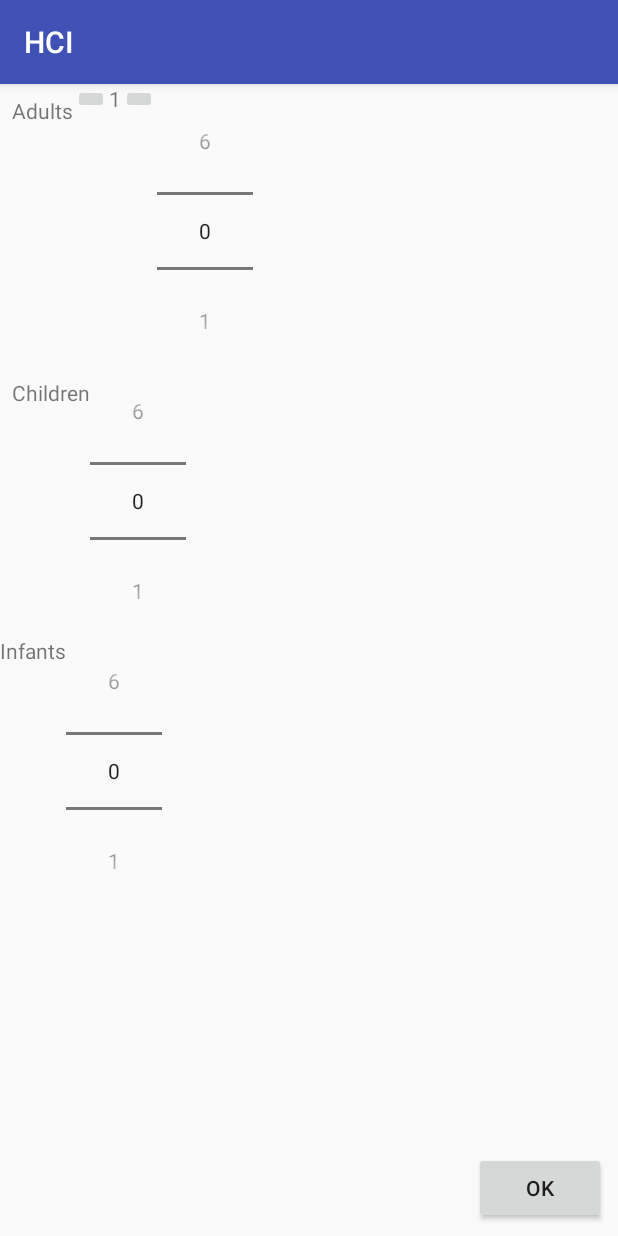
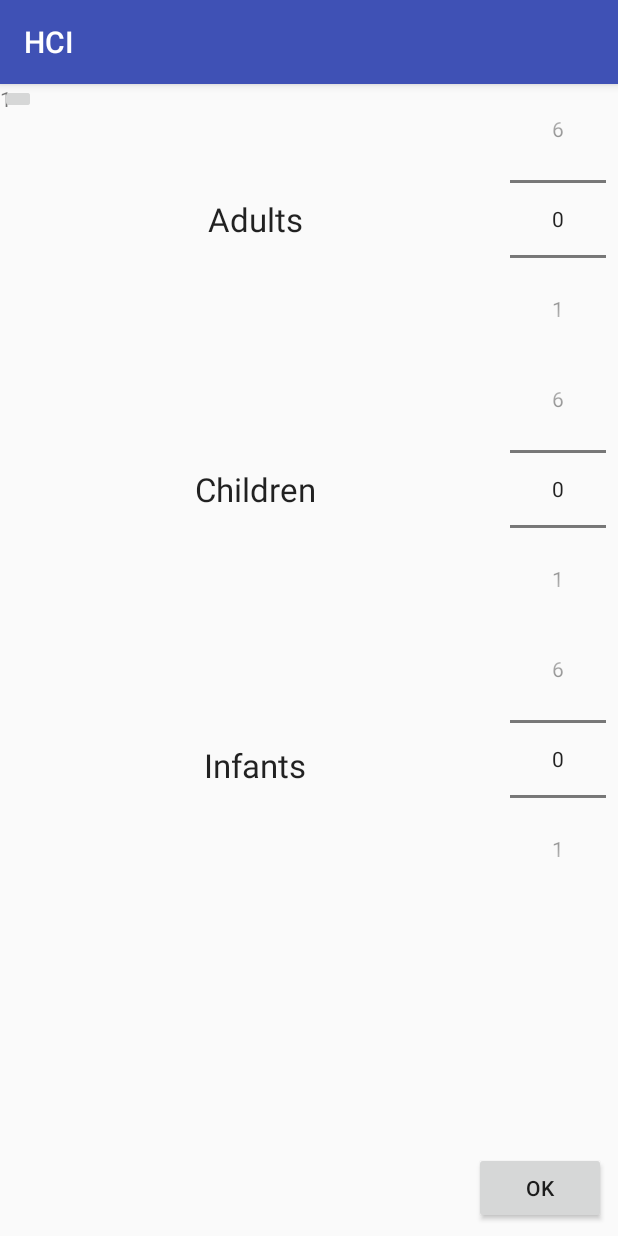
Before and after one commit to seokjunbing/hci, an Android app: the PickPassengersActivity screen opened directly, with no data from a screen before it, on a phone screen of 412 x 824 dp. Run offline under Robolectric (Android 15) with nearby library versions, the phone set to English and light mode, and no system bars.

```diff
--- a/app/src/main/AndroidManifest.xml
+++ b/app/src/main/AndroidManifest.xml
@@ -18,7 +18,7 @@
                 <category android:name="android.intent.category.LAUNCHER" />
             </intent-filter>
         </activity>
-        <activity android:name=".Main2Activity"></activity>
+        <activity android:name=".PickPassengersActivity"></activity>
         <activity
             android:name=".ChooseBus1Activity"
             android:label="@string/title_activity_choose_bus1"
--- a/app/src/main/java/me/junbing/hci/ChooseBus1Activity.java
+++ b/app/src/main/java/me/junbing/hci/ChooseBus1Activity.java
@@ -102,10 +102,8 @@ public class ChooseBus1Activity extends AppCompatActivity {
                     intent = new Intent(ChooseBus1Activity.this, TripSummary.class);
                 }
 
-                int c = extras.getInt(SelectTripFragment.childCountStr);
-                int a = extras.getInt(SelectTripFragment.adultCountStr);
-                int i = extras.getInt(SelectTripFragment.infantCountStr);
-                Log.d("LOL", String.format("%d, %d, %d", a, c, i));
+                String bsr = extras.getString(SelectTripFragment.busStopReturnStr);
+                Log.d("LOL", bsr);
 
                 intent.putExtra("from", extras.getString("from"));
                 intent.putExtra("to", extras.getString("to"));
--- a/app/src/main/java/me/junbing/hci/Main2Activity.java
+++ b/app/src/main/java/me/junbing/hci/PickPassengersActivity.java
@@ -7,7 +7,7 @@ import android.view.View;
 import android.widget.NumberPicker;
 import android.widget.Toast;
 
-public class Main2Activity extends AppCompatActivity {
+public class PickPassengersActivity extends AppCompatActivity {
     NumberPickerXML adultPicker, childrenPicker, infantPicker;
     int numAdults, numChildren, numInfants;
 
@@ -18,7 +18,7 @@ public class Main2Activity extends AppCompatActivity {
     @Override
     protected void onCreate(Bundle savedInstanceState) {
         super.onCreate(savedInstanceState);
-        setContentView(R.layout.activity_main2);
+        setContentView(R.layout.activity_pick_passengers);
         adultPicker = findViewById(R.id.adult_numpicker);
         childrenPicker = findViewById(R.id.children_numpicker);
         infantPicker = findViewById(R.id.infant_numpicker);
@@ -48,7 +48,7 @@ public class Main2Activity extends AppCompatActivity {
     public void OkOnClick(View v) {
         String vars = "adults, kids, infants: "
                 + numAdults + ", " + numChildren + ", " + numInfants;
-        Toast.makeText(getApplicationContext(), vars.toString(), Toast.LENGTH_LONG).show();
+        Toast.makeText(getApplicationContext(), vars, Toast.LENGTH_LONG).show();
 
         Intent data = new Intent();
         data.putExtra(adultStr, numAdults);
--- a/app/src/main/res/layout/activity_main2.xml
+++ b/app/src/main/res/layout/activity_pick_passengers.xml
@@ -4,21 +4,28 @@
     xmlns:tools="http://schemas.android.com/tools"
     android:layout_width="match_parent"
     android:layout_height="match_parent"
-    tools:context=".Main2Activity">
+    tools:context=".PickPassengersActivity">
 
-    <LinearLayout
+    <android.support.constraint.ConstraintLayout
         android:id="@+id/adult_picker"
         android:layout_width="match_parent"
-        android:layout_height="wrap_content">
+        android:layout_height="wrap_content"
+        android:gravity="right">
 
         <TextView
             android:id="@+id/textView"
+            style="@style/TextAppearance.AppCompat.Large"
             android:layout_width="wrap_content"
             android:layout_height="wrap_content"
+            android:layout_marginBottom="8dp"
+            android:layout_marginEnd="8dp"
             android:layout_marginStart="8dp"
             android:layout_marginTop="8dp"
             android:text="Adults"
-            app:layout_constraintStart_toStartOf="parent" />
+            app:layout_constraintBottom_toBottomOf="parent"
+            app:layout_constraintEnd_toStartOf="@+id/adult_numpicker"
+            app:layout_constraintStart_toStartOf="parent"
+            app:layout_constraintTop_toTopOf="parent" />
 
         <ImageButton
             android:layout_width="wrap_content"
@@ -39,25 +46,32 @@
             min="0"
             android:layout_width="wrap_content"
             android:layout_height="wrap_content"
-            android:layout_marginTop="8dp"
-            app:layout_constraintStart_toEndOf="@+id/textView"></me.junbing.hci.NumberPickerXML>
-    </LinearLayout>
+            android:layout_marginEnd="8dp"
+            app:layout_constraintEnd_toEndOf="parent"></me.junbing.hci.NumberPickerXML>
+    </android.support.constraint.ConstraintLayout>
 
-    <LinearLayout
+    <android.support.constraint.ConstraintLayout
         android:id="@+id/children_picker"
         android:layout_width="match_parent"
         android:layout_height="wrap_content"
+        android:gravity="right"
         android:orientation="horizontal"
         app:layout_constraintTop_toBottomOf="@id/adult_picker">
 
         <TextView
             android:id="@+id/textView2"
+            style="@style/TextAppearance.AppCompat.Large"
             android:layout_width="wrap_content"
             android:layout_height="wrap_content"
+            android:layout_marginBottom="8dp"
+            android:layout_marginEnd="8dp"
             android:layout_marginStart="8dp"
             android:layout_marginTop="8dp"
             android:text="Children"
-            app:layout_constraintStart_toStartOf="parent" />
+            app:layout_constraintBottom_toBottomOf="parent"
+            app:layout_constraintEnd_toStartOf="@+id/children_numpicker"
+            app:layout_constraintStart_toStartOf="parent"
+            app:layout_constraintTop_toTopOf="parent" />
 
         <me.junbing.hci.NumberPickerXML
             android:id="@+id/children_numpicker"
@@ -65,29 +79,41 @@
             min="0"
             android:layout_width="wrap_content"
             android:layout_height="wrap_content"
-            app:layout_constraintStart_toEndOf="@+id/textView2"></me.junbing.hci.NumberPickerXML>
+            android:layout_marginEnd="8dp"
+            app:layout_constraintEnd_toEndOf="parent"></me.junbing.hci.NumberPickerXML>
 
-    </LinearLayout>
+    </android.support.constraint.ConstraintLayout>
 
-    <LinearLayout
+    <android.support.constraint.ConstraintLayout
         android:id="@+id/infant_picker"
         android:layout_width="match_parent"
         android:layout_height="wrap_content"
+
         android:orientation="horizontal"
         app:layout_constraintTop_toBottomOf="@id/children_picker">
 
         <TextView
+            style="@style/TextAppearance.AppCompat.Large"
             android:layout_width="wrap_content"
             android:layout_height="wrap_content"
-            android:text="Infants" />
+            android:layout_marginEnd="8dp"
+            android:layout_marginStart="8dp"
+            android:layout_marginTop="8dp"
+            android:text="Infants"
+            app:layout_constraintBottom_toBottomOf="parent"
+            app:layout_constraintEnd_toStartOf="@+id/infant_numpicker"
+            app:layout_constraintStart_toStartOf="parent"
+            app:layout_constraintTop_toTopOf="parent" />
 
         <me.junbing.hci.NumberPickerXML
             android:id="@+id/infant_numpicker"
             max="6"
             min="0"
             android:layout_width="wrap_content"
-            android:layout_height="wrap_content"></me.junbing.hci.NumberPickerXML>
-    </LinearLayout>
+            android:layout_height="wrap_content"
+            android:layout_marginEnd="8dp"
+            app:layout_constraintEnd_toEndOf="parent"></me.junbing.hci.NumberPickerXML>
+    </android.support.constraint.ConstraintLayout>
 
     <Button
         android:layout_width="wrap_content"
```
Also changed, not shown: app/src/main/java/me/junbing/hci/SelectTripFragment.java (+55 -27 lines).
